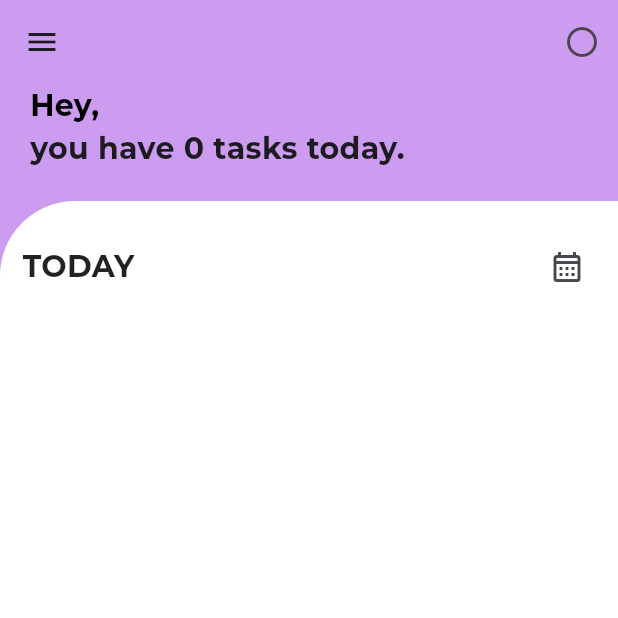
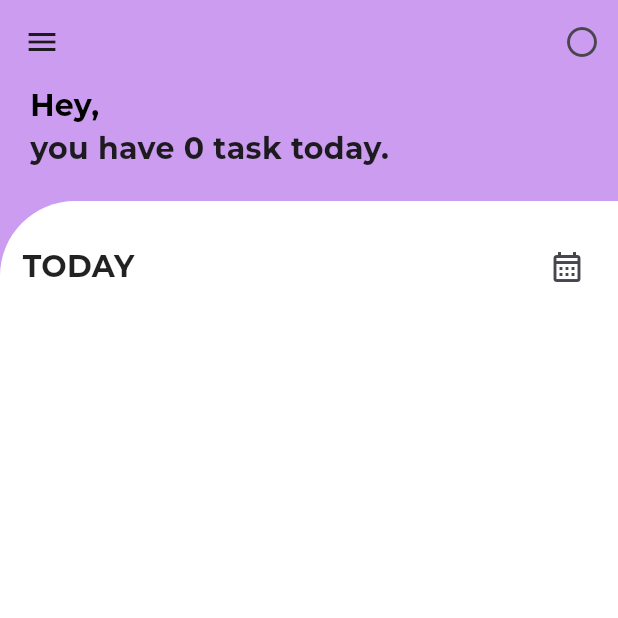
Before and after one commit to tito06/myTask, a Flutter app: the HomePage screen opened directly, on a phone screen of 412 x 824 dp, the top half of it. Run offline on Flutter 3.47's test engine with Material 3 defaults, Android fonts, the phone set to English and light mode, and no system bars; drawn by our look-alikes of firebase_database; our stand-ins replace firebase_auth, firebase_core, shared_preferences; accounts and stored records are empty.

Commit message:
code optimised

```diff
--- a/lib/home.dart
+++ b/lib/home.dart
@@ -28,9 +28,7 @@ class _homePagestate extends State<HomePage>{
 
     String? date = DateFormat.yMMMEd().format(DateTime.now());
     String dataDate= "";
-    String dataDateTwo =  "";
 
-    List<String> dataList = [];
     List<Map<dynamic, dynamic>> sortedData = [];
 
 
@@ -75,7 +73,7 @@ class _homePagestate extends State<HomePage>{
   }
 
 
-    getDataCount(String date, String dateDate) async {
+    getDataCount(String date) async {
 
 
       if(sortedData.isNotEmpty){
@@ -100,7 +98,7 @@ class _homePagestate extends State<HomePage>{
     void initState(){
       super.initState();
       _getDataFromFirebase();
-      getDataCount(date!, dataDateTwo);
+      getDataCount(date!);
     }
 
 
@@ -176,7 +174,7 @@ class _homePagestate extends State<HomePage>{
                     fontFamily: 'Montserrat',
                     color: Colors.black,
                     fontWeight: FontWeight.bold),),
-                    Text("you have $noData tasks ${(dataDate == date)? "": "today" }.",
+                    Text("you have $noData ${(noData==1 || noData == 0)? "task" : "tasks"} ${(dataDate != "")? "": "today" }.",
                     style: const TextStyle(fontSize: 20,
                     fontFamily: 'Montserrat',
                     fontWeight: FontWeight.bold),)
@@ -235,20 +233,11 @@ class _homePagestate extends State<HomePage>{
               final Map<dynamic, dynamic>? data = snapshot.value as Map<dynamic, dynamic>?;
               if(data!= null){
 
-                          // Parse the original date string
-    DateFormat originalFormat = DateFormat("E, MMM dd, yyyy");
-    DateTime parsedDateA = originalFormat.parse(data['date']);
-
-
-  // Format the parsed date to the desired format
-    DateFormat desiredFormat = DateFormat("yyyy-MM-dd");
-    String formattedDateA = desiredFormat.format(parsedDateA);
-
 
                    data['key'] = snapshot.key;
 
                  dataDate = data["date"];
-                  getDataCount(date.toString(), formattedDateA);
+                  getDataCount(date.toString());
             }
 
 
@@ -383,7 +372,7 @@ class _homePagestate extends State<HomePage>{
             noData = 0;
 
 
-            getDataCount(date.toString(), dataDateTwo);
+            getDataCount(date.toString());
 
           });
         }
```
